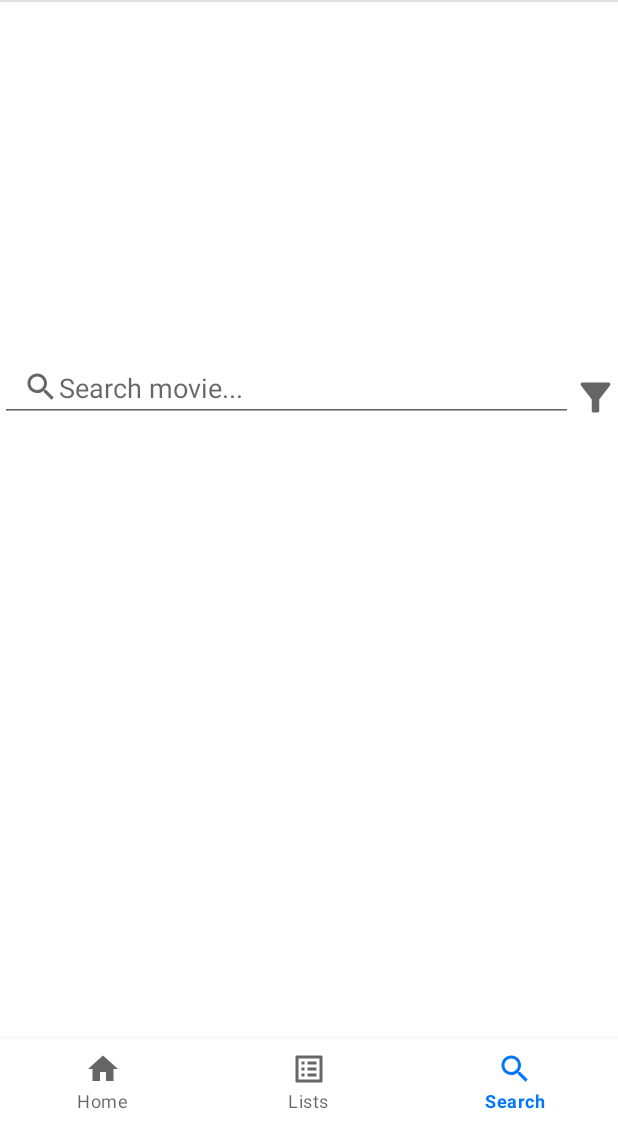
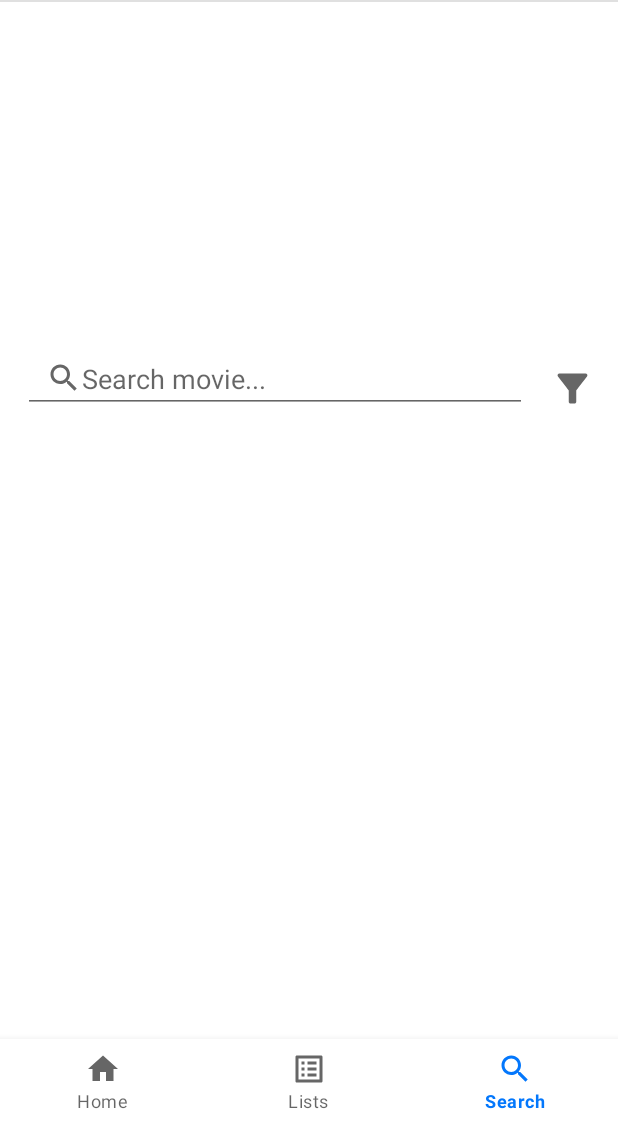
Before and after one commit to TeaDrinkingProgrammer/NetNietFlix, an Android app: the SearchFragment screen opened through its navigation route, on a phone screen of 412 x 824 dp, the part 113-1236 px from its top. Run offline under Robolectric (Android 15) with nearby library versions, the phone set to English and light mode, and no system bars; our stand-ins replace Picasso, navigation-ui; pictures from the network do not load.

Commit message:
Added styling

```diff
--- a/NetNietFlix+/app/src/main/java/nl/avans/netnietflix/ui/DetailActivity.java
+++ b/NetNietFlix+/app/src/main/java/nl/avans/netnietflix/ui/DetailActivity.java
@@ -158,7 +158,12 @@ public class DetailActivity extends AppCompatActivity implements DetailedMediaIt
                 Review review2 = reviews.get(1);
                 mReviewTitle2.setText("A review by " + review2.getAuthor() + " | " + review2.getRating());
                 mReviewDescription2.setText(review2.getContent());
+            } else {
+                findViewById(R.id.review_linearlayout2).setVisibility(View.INVISIBLE);
             }
+        } else {
+            findViewById(R.id.review_linearlayout1).setVisibility(View.INVISIBLE);
+            findViewById(R.id.review_linearlayout2).setVisibility(View.INVISIBLE);
         }
 
     }
--- a/NetNietFlix+/app/src/main/java/nl/avans/netnietflix/ui/home/HomeFragment.java
+++ b/NetNietFlix+/app/src/main/java/nl/avans/netnietflix/ui/home/HomeFragment.java
@@ -56,9 +56,9 @@ public class HomeFragment extends Fragment {
             watchLaterRecyclerview.setLayoutManager(linearLayoutManager3);
             Log.d(TAG, "linearLayoutManager is used");
         } else if (getResources().getConfiguration().orientation == Configuration.ORIENTATION_LANDSCAPE) {
-            GridLayoutManager gridLayoutManager = new GridLayoutManager(root.getContext(), 2, GridLayoutManager.HORIZONTAL, false);
-            GridLayoutManager gridLayoutManager2 = new GridLayoutManager(root.getContext(), 2, GridLayoutManager.HORIZONTAL, false);
-            GridLayoutManager gridLayoutManager3 = new GridLayoutManager(root.getContext(), 2, GridLayoutManager.HORIZONTAL, false);
+            GridLayoutManager gridLayoutManager = new GridLayoutManager(root.getContext(), 1, GridLayoutManager.HORIZONTAL, false);
+            GridLayoutManager gridLayoutManager2 = new GridLayoutManager(root.getContext(), 1, GridLayoutManager.HORIZONTAL, false);
+            GridLayoutManager gridLayoutManager3 = new GridLayoutManager(root.getContext(), 1, GridLayoutManager.HORIZONTAL, false);
             trendingRecyclerview.setLayoutManager(gridLayoutManager);
             topRatedRecyclerview.setLayoutManager(gridLayoutManager2);
             watchLaterRecyclerview.setLayoutManager(gridLayoutManager3);
--- a/NetNietFlix+/app/src/main/res/layout/detail_activity.xml
+++ b/NetNietFlix+/app/src/main/res/layout/detail_activity.xml
@@ -158,6 +158,7 @@
 
 
         <LinearLayout
+            android:id="@+id/review_linearlayout1"
             android:layout_width="match_parent"
             android:layout_height="wrap_content"
             android:orientation="vertical"
@@ -187,6 +188,7 @@
         </LinearLayout>
 
         <LinearLayout
+            android:id="@+id/review_linearlayout2"
             android:layout_width="match_parent"
             android:layout_height="wrap_content"
             android:orientation="vertical"
--- a/NetNietFlix+/app/src/main/res/layout/detail_list_activity.xml
+++ b/NetNietFlix+/app/src/main/res/layout/detail_list_activity.xml
@@ -47,8 +47,8 @@
 
         <androidx.recyclerview.widget.RecyclerView
             android:layout_width="match_parent"
-            android:layout_height="0dp"
-            android:layout_weight="9"
+            android:layout_height="wrap_content"
+            android:paddingHorizontal="15dp"
             android:id="@+id/detail_list_recycler_view" />
 
 </LinearLayout>
--- a/NetNietFlix+/app/src/main/res/layout/fragment_search.xml
+++ b/NetNietFlix+/app/src/main/res/layout/fragment_search.xml
@@ -22,13 +22,17 @@
         android:drawableLeft="@drawable/ic_baseline_search_24"
         android:hint="@string/search_hint"
         android:inputType="textPersonName"
-        android:paddingLeft="15dp"/>
+        android:paddingLeft="15dp"
+        android:layout_marginBottom="15dp"
+        android:layout_marginHorizontal="15dp"
+        />
 
     <Spinner
         android:id="@+id/spinner_filter"
         style="@style/SpinnerTheme"
         android:layout_width="30dp"
         android:layout_height="30dp"
+        android:layout_marginRight="15dp"
         />
 
     </LinearLayout>
--- a/NetNietFlix+/app/src/main/res/layout/list_list_item.xml
+++ b/NetNietFlix+/app/src/main/res/layout/list_list_item.xml
@@ -6,6 +6,7 @@
     android:layout_height="wrap_content"
     android:background="@drawable/customborder"
     android:layout_marginVertical="15dp"
+    android:layout_marginHorizontal="5dp"
     >
 
     <LinearLayout
--- a/NetNietFlix+/app/src/main/res/layout/toolbar.xml
+++ b/NetNietFlix+/app/src/main/res/layout/toolbar.xml
@@ -12,7 +12,8 @@
             android:layout_width="match_parent"
             android:layout_height="75dp"
             android:src="@drawable/netnietflixlogo"
-            android:visibility="visible"></ImageView>
+            android:visibility="visible"
+            ></ImageView>
 
     </RelativeLayout>
 
```
